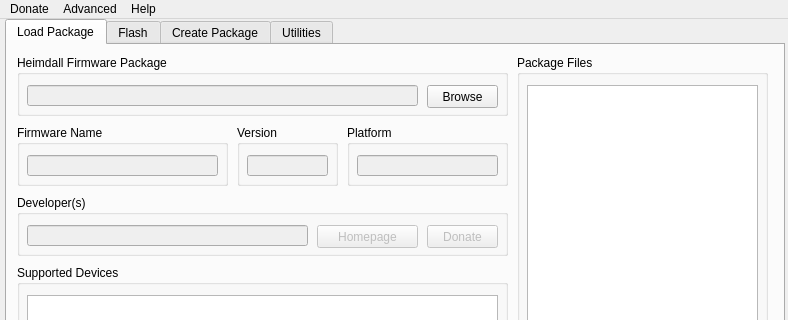
First picture: the form in heimdall-frontend/mainwindow.ui, repository sounddrill31/Heimdall, before the edit; both pictures show x 0 to 788 and y 0 to 320 of the 788 by 525 pixel window.
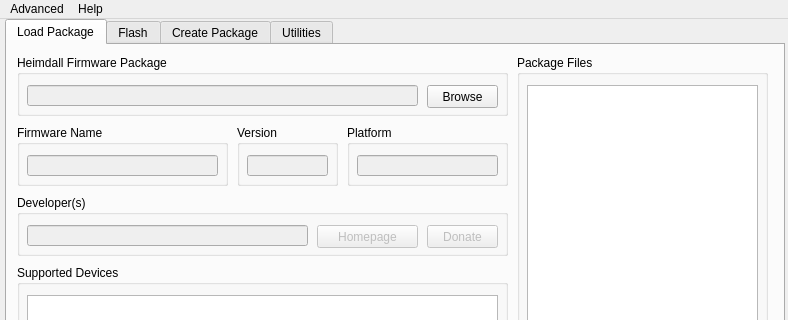
Second picture: the form after the edit.

Commit message:
Drop link to Glass Echidna donate page
Benjamin created this great piece of software, and is by far the
largest contributor to the code base.  However, it has been a few
years since he was active, I think it is fair to remove the donate
link by now, at least from this fork that I (try to) maintain.

The copyright information, and the Glass Echidna homepage address,
will stay forever in the various files.

Patch:
```diff
--- a/heimdall-frontend/mainwindow.ui
+++ b/heimdall-frontend/mainwindow.ui
@@ -1913,12 +1913,6 @@
     </property>
     <addaction name="actionAboutHeimdall"/>
    </widget>
-   <widget class="QMenu" name="menuDonate">
-    <property name="title">
-     <string>Donate</string>
-    </property>
-    <addaction name="actionDonate"/>
-   </widget>
    <widget class="QMenu" name="menuAdvanced">
     <property name="title">
      <string>Advanced</string>
@@ -1927,7 +1921,6 @@
     <addaction name="separator"/>
     <addaction name="actionVerboseOutput"/>
    </widget>
-   <addaction name="menuDonate"/>
    <addaction name="menuAdvanced"/>
    <addaction name="menuHelp"/>
   </widget>
```
Left out of the diff: 5 changed lines with no effect on the pictures. The commit also changes 4 other files.
